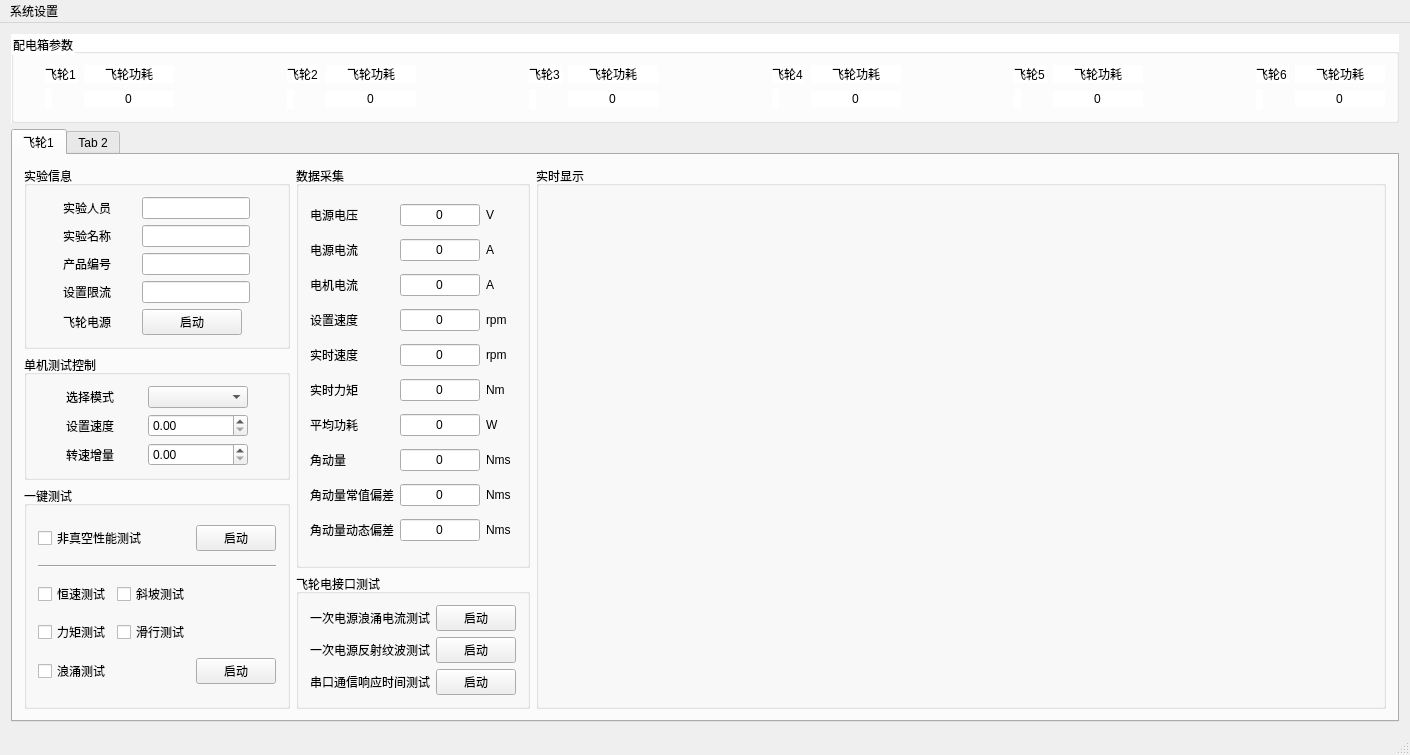
Qt form mainwindow.ui (jamermontane/4nmflywheel) before a commit.
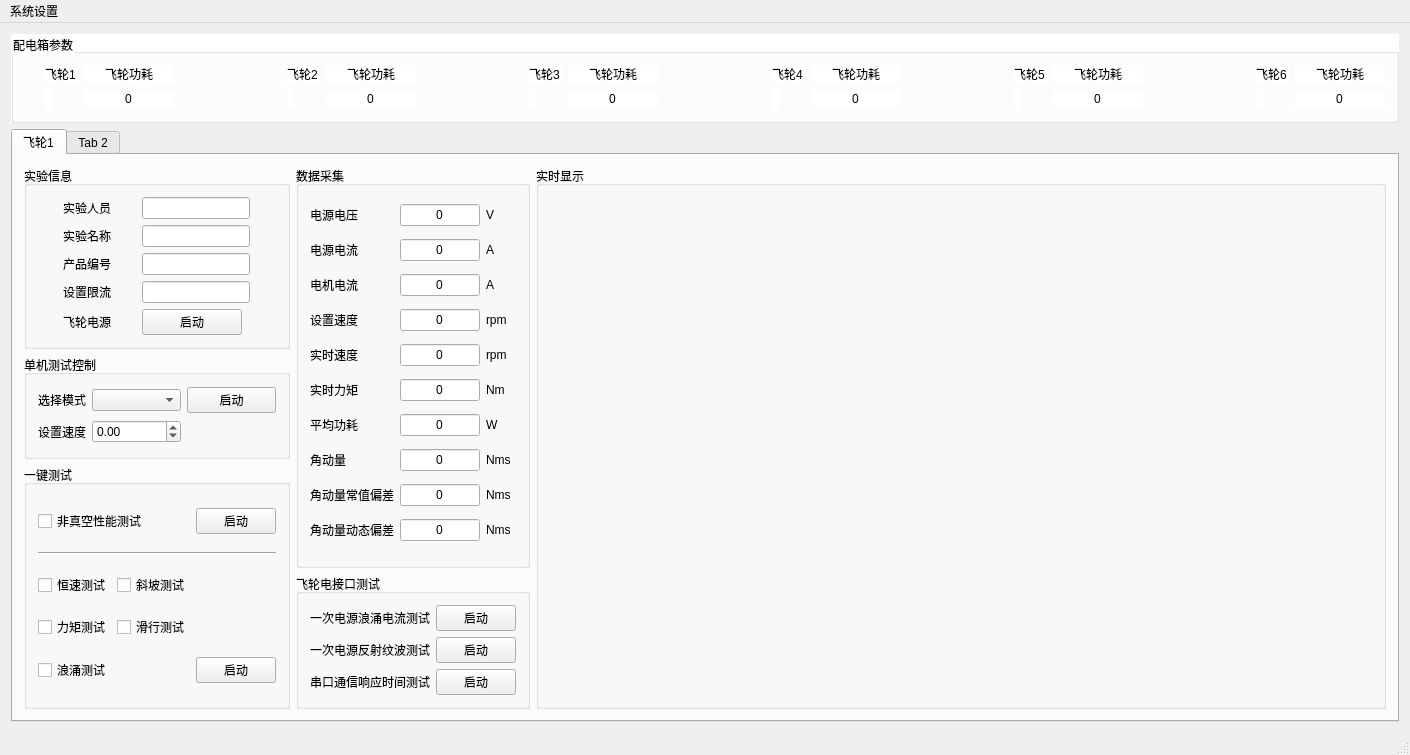
The same form after that commit. Icons and pictures are not drawn. Custom widgets are drawn as their Qt base class.

```diff
--- a/mainwindow.ui
+++ b/mainwindow.ui
@@ -1414,19 +1414,6 @@
            <string>单机测试控制</string>
           </property>
           <layout class="QGridLayout" name="gridLayout_13">
-           <item row="0" column="0">
-            <widget class="QLabel" name="label_33">
-             <property name="sizePolicy">
-              <sizepolicy hsizetype="Fixed" vsizetype="Preferred">
-               <horstretch>0</horstretch>
-               <verstretch>0</verstretch>
-              </sizepolicy>
-             </property>
-             <property name="text">
-              <string>选择模式</string>
-             </property>
-            </widget>
-           </item>
            <item row="0" column="1">
             <widget class="QComboBox" name="comboBox_motor_test_mode_1">
              <property name="maximumSize">
@@ -1458,10 +1445,19 @@
                <height>16777215</height>
               </size>
              </property>
+             <property name="minimum">
+              <double>-6000.000000000000000</double>
+             </property>
+             <property name="maximum">
+              <double>6000.000000000000000</double>
+             </property>
+             <property name="singleStep">
+              <double>10.000000000000000</double>
+             </property>
             </widget>
            </item>
-           <item row="2" column="0">
-            <widget class="QLabel" name="label_35">
+           <item row="0" column="0">
+            <widget class="QLabel" name="label_33">
              <property name="sizePolicy">
               <sizepolicy hsizetype="Fixed" vsizetype="Preferred">
                <horstretch>0</horstretch>
@@ -1469,17 +1465,14 @@
               </sizepolicy>
              </property>
              <property name="text">
-              <string>转速增量</string>
+              <string>选择模式</string>
              </property>
             </widget>
            </item>
-           <item row="2" column="1">
-            <widget class="QDoubleSpinBox" name="doubleSpinBox_motor_test_acc_1">
-             <property name="maximumSize">
-              <size>
-               <width>100</width>
-               <height>16777215</height>
-              </size>
+           <item row="0" column="2">
+            <widget class="QPushButton" name="pushButton_single_test_mode_1">
+             <property name="text">
+              <string>启动</string>
              </property>
             </widget>
            </item>
```
